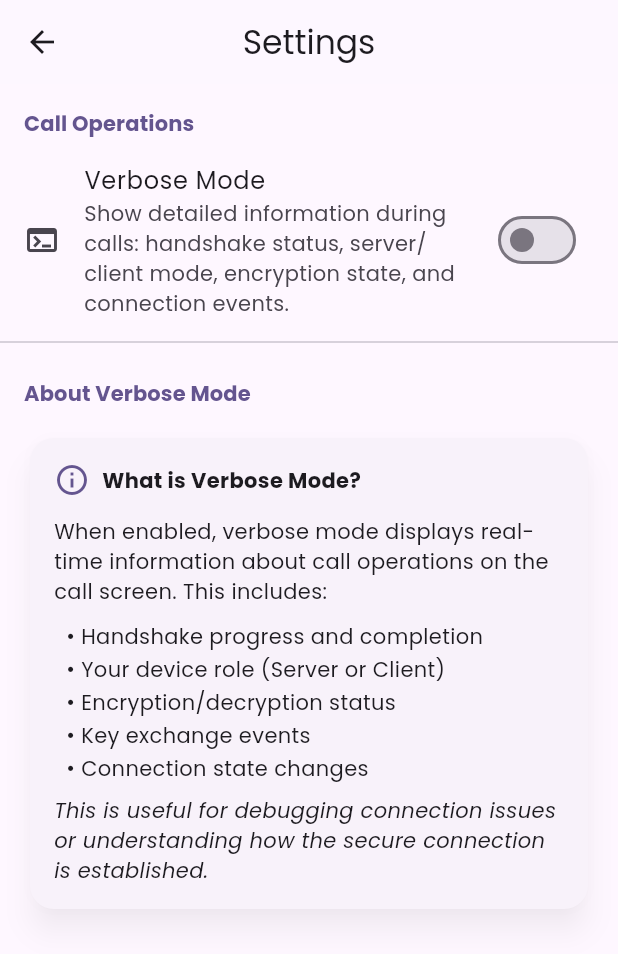
After one commit to Icing-Project/BT-Call, a Flutter app: the SettingsScreen screen opened directly, on a phone screen of 412 x 824 dp. The commit adds this screen. Shown: the top 954 px of the screen. Run offline on Flutter 3.47's test engine with Material 3 defaults, Android fonts, the phone set to English and light mode, and no system bars; our stand-ins replace flutter_secure_storage, font_awesome_flutter, google_fonts, permission_handler, plugin_platform_interface, qr_flutter and 1 more; missing offline and left inert: mobile_scanner; accounts and stored records are empty.

Commit message:
feat: Initialize core application with call, home, and settings screens, and Bluetooth communication.

```diff
--- a/lib/main.dart
+++ b/lib/main.dart
@@ -4,6 +4,7 @@ import 'package:provider/provider.dart';
 import 'src/providers/bluetooth_provider.dart';
 import 'src/providers/theme_provider.dart';
 import 'src/providers/contacts_provider.dart';
+import 'src/providers/settings_provider.dart';
 import 'src/theme/app_theme.dart';
 import 'src/screens/home_screen.dart';
 import 'src/services/bluetooth_audio_service.dart';
@@ -24,6 +25,7 @@ class MyApp extends StatelessWidget {
     return MultiProvider(
       providers: [
         ChangeNotifierProvider(create: (_) => ContactsProvider()),
+        ChangeNotifierProvider(create: (_) => SettingsProvider()),
         ChangeNotifierProxyProvider<ContactsProvider, BluetoothProvider>(
           create: (_) => BluetoothProvider(),
           update: (_, contactsProvider, bluetoothProvider) {
--- a/lib/src/providers/bluetooth_provider.dart
+++ b/lib/src/providers/bluetooth_provider.dart
@@ -52,6 +52,10 @@ class BluetoothProvider extends ChangeNotifier {
   final Map<String, String> _hintByAddress = {};
   String _sessionPeerPublicKey = '';
 
+  // Verbose mode logs - displayed on call screen when verbose mode is enabled
+  final List<String> _verboseLogs = [];
+  static const int _maxVerboseLogs = 50;  // Keep last 50 entries
+
   // Connected device info
   Device? _connectedDevice;
 
@@ -96,6 +100,25 @@ class BluetoothProvider extends ChangeNotifier {
 
   void _pushMessage(String message, {UXMessageType type = UXMessageType.info}) {
     _messageQueue.add(UXMessage(message, type: type));
+  }
+
+  /// Verbose logs for the call screen (when verbose mode is enabled)
+  List<String> get verboseLogs => List.unmodifiable(_verboseLogs);
+
+  /// Add a verbose log entry (shown on call screen if verbose mode is on)
+  void _pushVerboseLog(String message) {
+    final timestamp = DateTime.now().toIso8601String().substring(11, 19); // HH:mm:ss
+    _verboseLogs.add('[$timestamp] $message');
+    if (_verboseLogs.length > _maxVerboseLogs) {
+      _verboseLogs.removeAt(0);
+    }
+    notifyListeners();
+  }
+
+  /// Clear verbose logs (called when starting a new call)
+  void clearVerboseLogs() {
+    _verboseLogs.clear();
+    notifyListeners();
   }
 
   Future<dynamic> _handleNativeCall(MethodCall call) async {
@@ -575,17 +598,28 @@ class BluetoothProvider extends ChangeNotifier {
 
   Future<void> _startNadeForConnectedDevice(Device device) async {
     print('BluetoothProvider: _startNadeForConnectedDevice called for ${device.name}'); // DEBUG LOG
+    clearVerboseLogs(); // Start fresh for new call
+    _pushVerboseLog('Starting secure call with ${device.name}');
+
     if (_callRole == _CallRole.none) {
       print('BluetoothProvider: Call role is NONE, aborting NADE start'); // DEBUG LOG
+      _pushVerboseLog('⚠️ Error: Call role not set');
       return;
     }
+
+    final roleStr = _callRole == _CallRole.server ? 'SERVER' : 'CLIENT';
+    _pushVerboseLog('📱 Role: $roleStr');
+
     try {
       await _ensureNadeInitialized();
+      _pushVerboseLog('✓ NADE core initialized');
+
       final peerKey = _extractPeerKey(device);
       print('BluetoothProvider: Extracted peer key: ${peerKey.isNotEmpty ? "FOUND" : "EMPTY"}'); // DEBUG LOG
 
       if (!_isValidNadeKey(peerKey)) {
         print('BluetoothProvider: Invalid peer key, stopping session'); // DEBUG LOG
+        _pushVerboseLog('❌ Peer key missing or invalid');
         _status = 'missing peer key';
         _pushMessage(
           'Secure profile exchange failed. Ensure both devices shared codes before calling.',
@@ -596,8 +630,13 @@ class BluetoothProvider extends ChangeNotifier {
         notifyListeners();
         return;
       }
+      _pushVerboseLog('✓ Peer key validated');
+
       await Nade.setFskMode(false); // Enable 4-FSK audio transport mode
       await _applyNadeConfig();
+      _pushVerboseLog('✓ Encryption config applied (enc=${_encryptEnabled}, dec=${_decryptEnabled})');
+      _pushVerboseLog('🔐 Starting handshake as $roleStr...');
+
       bool started;
       if (_callRole == _CallRole.server) {
         print('BluetoothProvider: Starting NADE as SERVER'); // DEBUG LOG
@@ -612,11 +651,15 @@ class BluetoothProvider extends ChangeNotifier {
       print('BluetoothProvider: NADE start result: $started'); // DEBUG LOG
       if (started) {
         _nadeSessionActive = true;
+        _pushVerboseLog('✓ NADE session started successfully');
+        _pushVerboseLog('🔊 Audio streaming active');
       } else {
+        _pushVerboseLog('❌ NADE session failed to start');
         _pushMessage('Unable to start secure audio session.', type: UXMessageType.error);
       }
     } catch (e) {
       print('BluetoothProvider: Audio initialization failed: $e'); // DEBUG LOG
+      _pushVerboseLog('❌ Error: $e');
       _pushMessage('Audio initialization failed: $e', type: UXMessageType.error);
     }
   }
--- /dev/null
+++ b/lib/src/providers/settings_provider.dart
@@ -0,0 +1,37 @@
+import 'package:flutter/foundation.dart';
+import 'package:shared_preferences/shared_preferences.dart';
+
+/// Provider for app-wide settings like verbose mode for call operations
+class SettingsProvider extends ChangeNotifier {
+  static const String _verboseKey = 'settings_verbose_mode';
+
+  bool _verboseMode = false;
+
+  /// Whether verbose mode is enabled - shows detailed call operation info
+  bool get verboseMode => _verboseMode;
+
+  SettingsProvider() {
+    _loadSettings();
+  }
+
+  Future<void> _loadSettings() async {
+    final prefs = await SharedPreferences.getInstance();
+    _verboseMode = prefs.getBool(_verboseKey) ?? false;
+    notifyListeners();
+  }
+
+  /// Toggle verbose mode on/off
+  Future<void> setVerboseMode(bool enabled) async {
+    if (_verboseMode == enabled) return;
+    _verboseMode = enabled;
+    notifyListeners();
+
+    final prefs = await SharedPreferences.getInstance();
+    await prefs.setBool(_verboseKey, enabled);
+  }
+
+  /// Toggle verbose mode
+  Future<void> toggleVerboseMode() async {
+    await setVerboseMode(!_verboseMode);
+  }
+}
--- a/lib/src/screens/home_screen.dart
+++ b/lib/src/screens/home_screen.dart
@@ -9,6 +9,7 @@ import '../models/device.dart';
 import 'call_screen.dart';
 import 'contacts_screen.dart';
 import 'key_management.dart';
+import 'settings_screen.dart';
 
 class HomeScreen extends StatefulWidget {
   const HomeScreen({Key? key}) : super(key: key);
@@ -222,6 +223,13 @@ class _HomeScreenState extends State<HomeScreen> {
                     builder: (_) => const ContactsScreen(),
                   ),
                 );
+              } else if (value == 'settings') {
+                Navigator.push(
+                  context,
+                  MaterialPageRoute(
+                    builder: (_) => const SettingsScreen(),
+                  ),
+                );
               }
             },
             itemBuilder: (context) => [
@@ -232,6 +240,10 @@ class _HomeScreenState extends State<HomeScreen> {
               const PopupMenuItem<String>(
                 value: 'contacts',
                 child: Text('Contacts & sharing'),
+              ),
+              const PopupMenuItem<String>(
+                value: 'settings',
+                child: Text('Settings'),
               ),
             ],
           ),
--- /dev/null
+++ b/lib/src/screens/settings_screen.dart
@@ -0,0 +1,107 @@
+import 'package:flutter/material.dart';
+import 'package:provider/provider.dart';
+
+import '../providers/settings_provider.dart';
+
+/// Settings screen with verbose mode toggle for call operations
+class SettingsScreen extends StatelessWidget {
+  const SettingsScreen({Key? key}) : super(key: key);
+
+  @override
+  Widget build(BuildContext context) {
+    final settings = context.watch<SettingsProvider>();
+
+    return Scaffold(
+      appBar: AppBar(
+        title: const Text('Settings'),
+        centerTitle: true,
+      ),
+      body: ListView(
+        children: [
+          // Verbose Mode Section
+          _buildSectionHeader(context, 'Call Operations'),
+          SwitchListTile(
+            title: const Text('Verbose Mode'),
+            subtitle: const Text(
+              'Show detailed information during calls: handshake status, '
+              'server/client mode, encryption state, and connection events.',
+            ),
+            value: settings.verboseMode,
+            onChanged: (value) => settings.setVerboseMode(value),
+            secondary: Icon(
+              Icons.terminal,
+              color: settings.verboseMode
+                  ? Theme.of(context).colorScheme.primary
+                  : null,
+            ),
+          ),
+          const Divider(),
+
+          // Info Section
+          _buildSectionHeader(context, 'About Verbose Mode'),
+          Padding(
+            padding: const EdgeInsets.symmetric(horizontal: 16.0, vertical: 8.0),
+            child: Card(
+              child: Padding(
+                padding: const EdgeInsets.all(16.0),
+                child: Column(
+                  crossAxisAlignment: CrossAxisAlignment.start,
+                  children: [
+                    Row(
+                      children: [
+                        Icon(Icons.info_outline,
+                            color: Theme.of(context).colorScheme.primary),
+                        const SizedBox(width: 8),
+                        const Text(
+                          'What is Verbose Mode?',
+                          style: TextStyle(fontWeight: FontWeight.bold),
+                        ),
+                      ],
+                    ),
+                    const SizedBox(height: 12),
+                    const Text(
+                      'When enabled, verbose mode displays real-time information '
+                      'about call operations on the call screen. This includes:',
+                    ),
+                    const SizedBox(height: 8),
+                    _buildBulletPoint('• Handshake progress and completion'),
+                    _buildBulletPoint('• Your device role (Server or Client)'),
+                    _buildBulletPoint('• Encryption/decryption status'),
+                    _buildBulletPoint('• Key exchange events'),
+                    _buildBulletPoint('• Connection state changes'),
+                    const SizedBox(height: 8),
+                    const Text(
+                      'This is useful for debugging connection issues or '
+                      'understanding how the secure connection is established.',
+                      style: TextStyle(fontStyle: FontStyle.italic),
+                    ),
+                  ],
+                ),
+              ),
+            ),
+          ),
+        ],
+      ),
+    );
+  }
+
+  Widget _buildSectionHeader(BuildContext context, String title) {
+    return Padding(
+      padding: const EdgeInsets.fromLTRB(16, 16, 16, 8),
+      child: Text(
+        title,
+        style: Theme.of(context).textTheme.titleSmall?.copyWith(
+          color: Theme.of(context).colorScheme.primary,
+          fontWeight: FontWeight.bold,
+        ),
+      ),
+    );
+  }
+
+  Widget _buildBulletPoint(String text) {
+    return Padding(
+      padding: const EdgeInsets.only(left: 8.0, top: 2.0),
+      child: Text(text),
+    );
+  }
+}
```
Also changed, not shown: lib/src/screens/call_screen.dart (+98 -10 lines).
